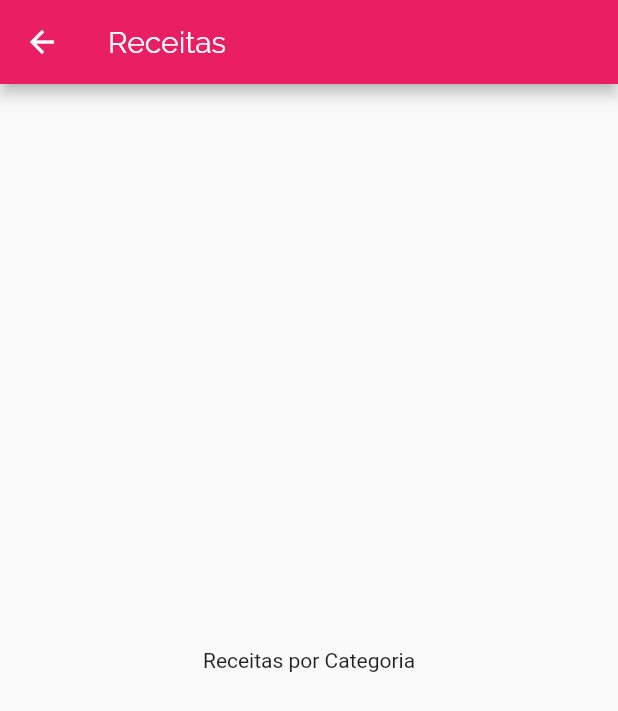
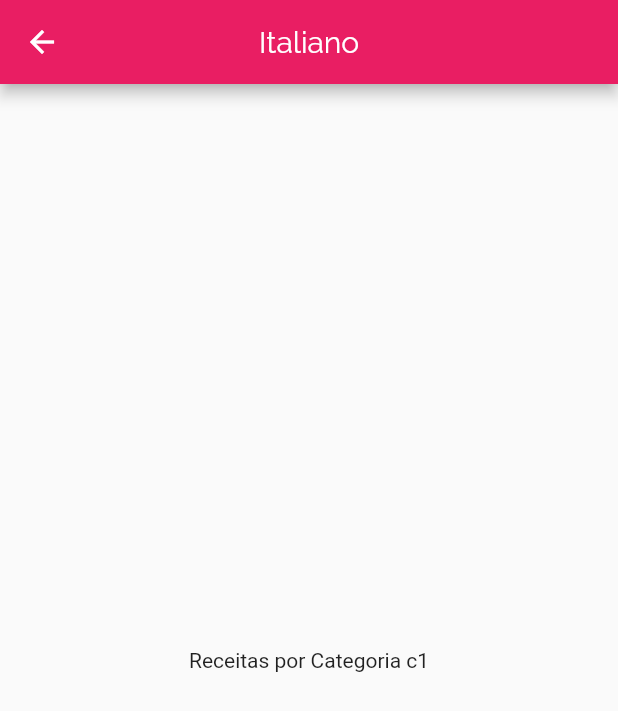
Before and after one commit to brunodeev/meals_app, a Flutter app: the screen it shows after launch, after a tap on "Italiano", on a phone screen of 412 x 824 dp. Shown: the top 711 px of the screen. Run offline on Flutter 3.47's test engine with Material 2 defaults, Android fonts, the phone set to English and light mode, and no system bars.

Commit message:
criação de rotas nomeadas

```diff
--- a/lib/components/category_item.dart
+++ b/lib/components/category_item.dart
@@ -8,10 +8,9 @@ class CategoryItem extends StatelessWidget {
   const CategoryItem(this.category, {super.key});
 
   void _selectCategory(BuildContext context) {
-    Navigator.of(context).push(
-      MaterialPageRoute(builder: (_) {
-        return const CategoriesMealsScreen();
-      }),
+    Navigator.of(context).pushNamed(
+      '/categories-meals',
+      arguments: category,
     );
   }
 
--- a/lib/main.dart
+++ b/lib/main.dart
@@ -1,4 +1,6 @@
 // ignore_for_file: library_private_types_in_public_api
+import 'package:meals/screens/categories_meals_screen.dart';
+
 import 'screens/categories_screen.dart';
 import 'package:flutter/material.dart';
 
@@ -30,7 +32,9 @@ class MyApp extends StatelessWidget {
             ),
           ),
         ),
-      home: const CategoriesScreen(),
-    );
+        routes: {
+          '/': (context) => const CategoriesScreen(),
+          '/categories-meals': (context) => const CategoriesMealsScreen(),
+        });
   }
 }
--- a/lib/screens/categories_meals_screen.dart
+++ b/lib/screens/categories_meals_screen.dart
@@ -1,16 +1,20 @@
 import 'package:flutter/material.dart';
+import '../models/category.dart';
 
 class CategoriesMealsScreen extends StatelessWidget {
   const CategoriesMealsScreen({super.key});
 
   @override
   Widget build(BuildContext context) {
+    final category = ModalRoute.of(context)!.settings.arguments as Category;
+
     return Scaffold(
       appBar: AppBar(
-        title: const Text('Receitas'),
+        centerTitle: true,
+        title: Text(category.title),
       ),
-      body: const Center(
-        child: Text('Receitas por Categoria'),
+      body: Center(
+        child: Text('Receitas por Categoria ${category.id}'),
       ),
     );
   }
```
Lines whose indentation alone changed are shown as unchanged.
